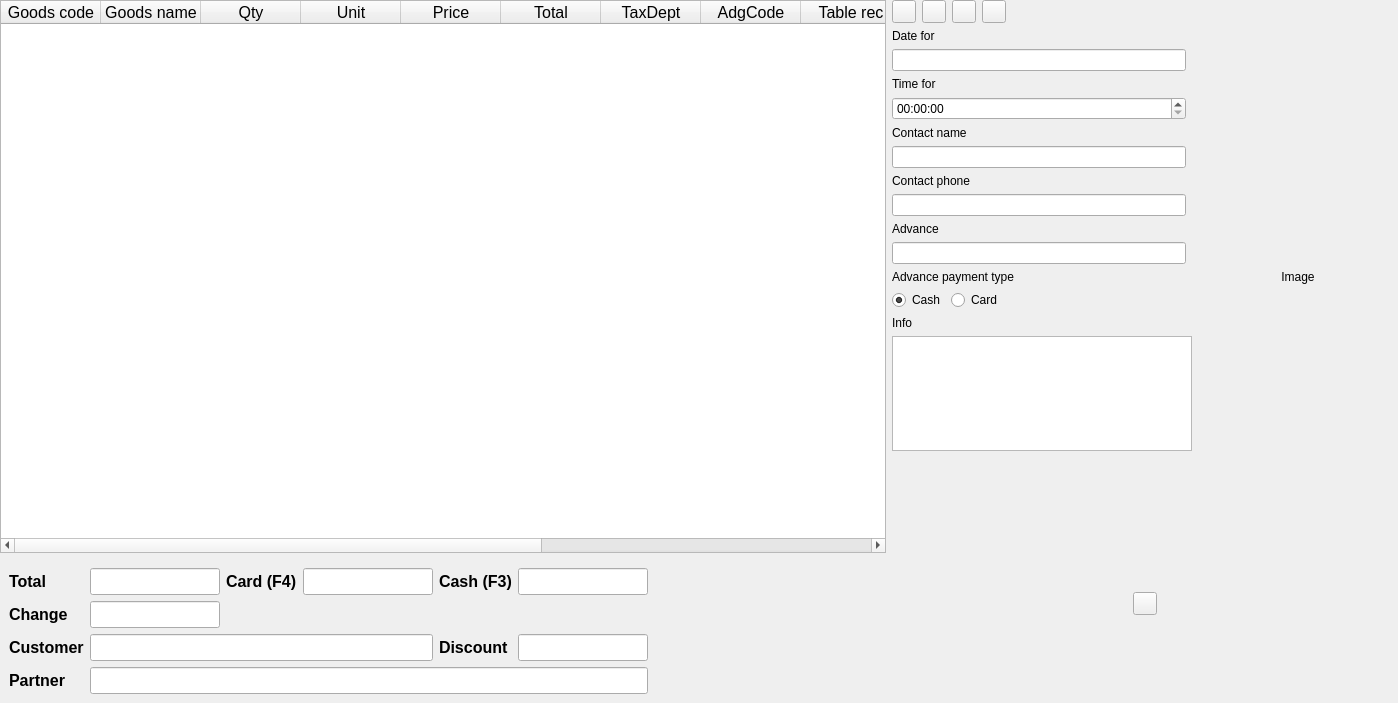
Old version of the form Shop/worder.ui in the repository End1-1/Cafe5.
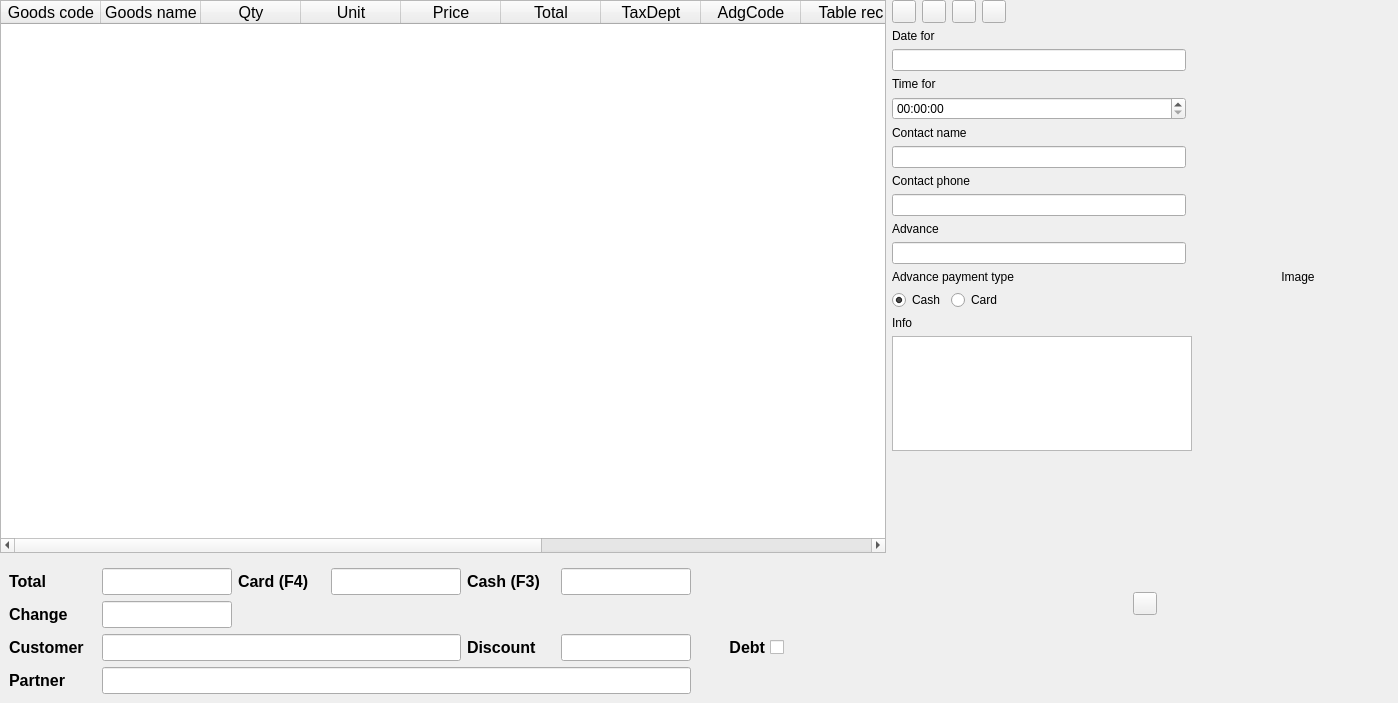
New version of the form. Icons and pictures are not drawn. Custom widgets are drawn as their Qt base class.

Patch:
```diff
--- a/Shop/worder.ui
+++ b/Shop/worder.ui
@@ -215,19 +215,6 @@
         </property>
        </widget>
       </item>
-      <item row="0" column="8">
-       <spacer name="horizontalSpacer_2">
-        <property name="orientation">
-         <enum>Qt::Horizontal</enum>
-        </property>
-        <property name="sizeHint" stdset="0">
-         <size>
-          <width>108</width>
-          <height>20</height>
-         </size>
-        </property>
-       </spacer>
-      </item>
       <item row="0" column="2">
        <widget class="C5LineEdit" name="leTotal">
         <property name="minimumSize">
@@ -397,6 +384,29 @@
         </property>
        </widget>
       </item>
+      <item row="2" column="7">
+       <widget class="QCheckBox" name="chDebt">
+        <property name="layoutDirection">
+         <enum>Qt::RightToLeft</enum>
+        </property>
+        <property name="text">
+         <string>Debt</string>
+        </property>
+       </widget>
+      </item>
+      <item row="0" column="7" colspan="2">
+       <spacer name="horizontalSpacer_2">
+        <property name="orientation">
+         <enum>Qt::Horizontal</enum>
+        </property>
+        <property name="sizeHint" stdset="0">
+         <size>
+          <width>108</width>
+          <height>20</height>
+         </size>
+        </property>
+       </spacer>
+      </item>
      </layout>
     </widget>
    </item>
```
